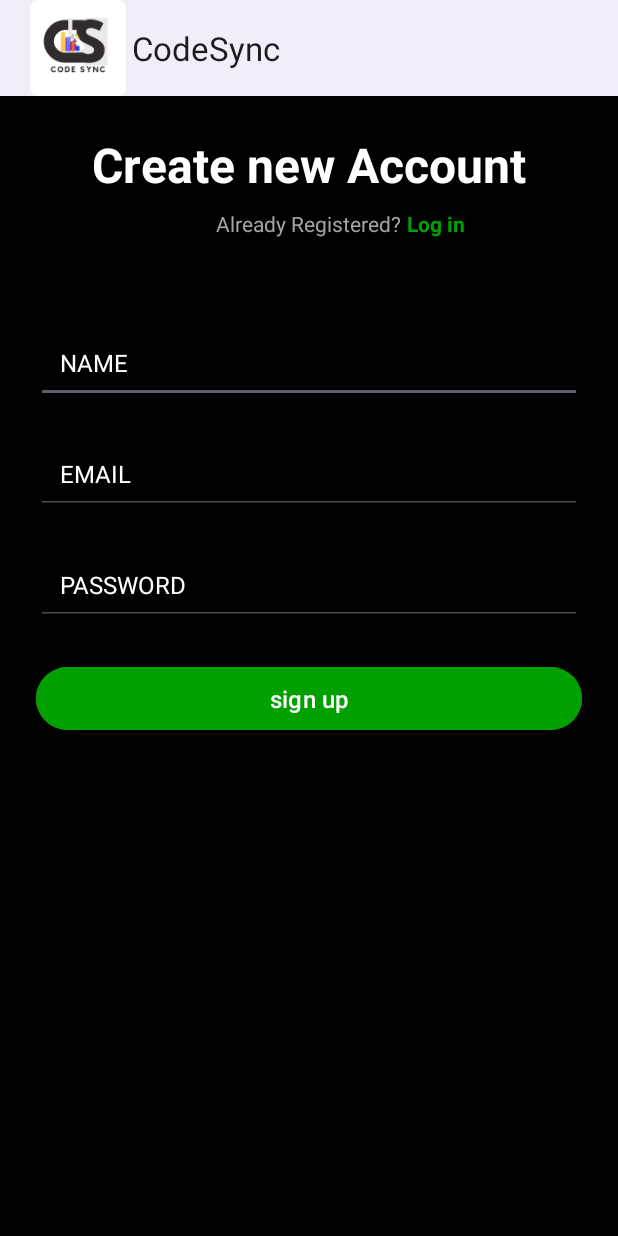
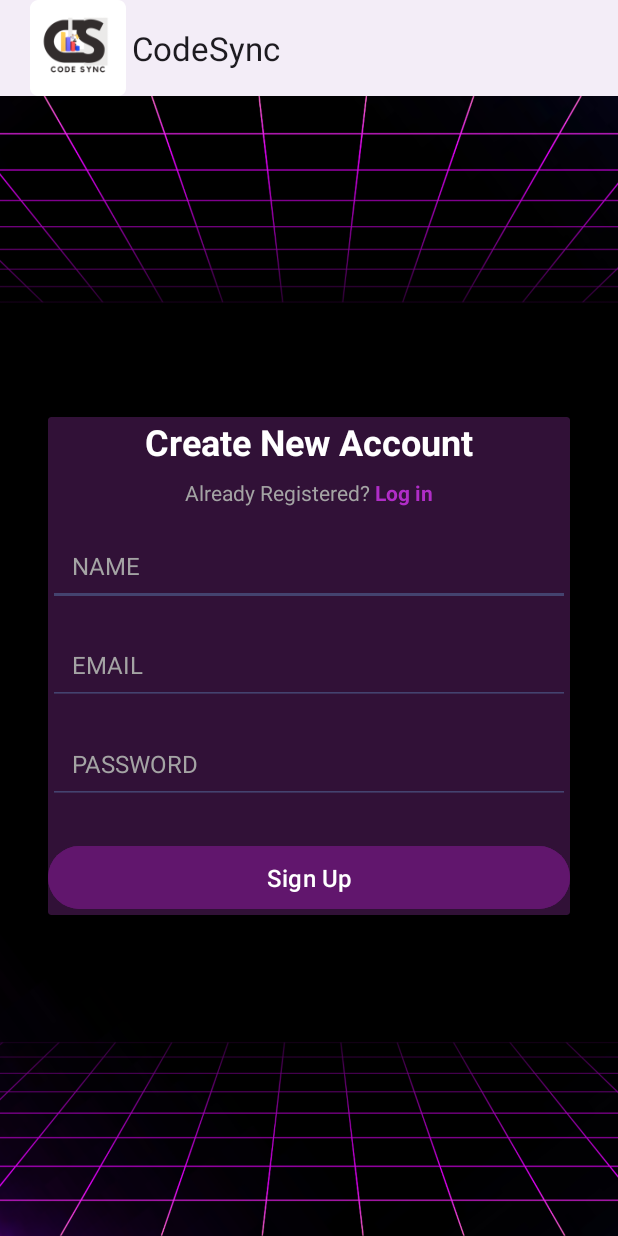
Before and after one commit to Suhaniparmar/Android-Project, an Android app: the screen it shows after launch (MainActivity), on a phone screen of 412 x 824 dp. Run offline under Robolectric (Android 15) with nearby library versions, the phone set to English and light mode, and no system bars.

Commit message:
UI_change

```diff
--- a/app/src/main/res/layout/activity_main.xml
+++ b/app/src/main/res/layout/activity_main.xml
@@ -1,108 +1,118 @@
-<?xml version="1.0" encoding="utf-8"?>
 <RelativeLayout xmlns:android="http://schemas.android.com/apk/res/android"
     android:layout_width="match_parent"
     android:layout_height="match_parent"
-    android:background="#000000"
+    android:background="@drawable/bg"
+    android:padding="16dp">
+
+    <!-- CardView for the form -->
+    <androidx.cardview.widget.CardView
+        android:layout_width="match_parent"
+        android:layout_height="wrap_content"
+        android:layout_margin="16dp"
+        android:layout_centerInParent="true"
+        android:backgroundTint="#311137"
         android:padding="24dp">
+
+        <LinearLayout
+            android:layout_width="match_parent"
+            android:layout_height="wrap_content"
+            android:orientation="vertical">
 
             <!-- Sign Up Title -->
             <TextView
                 android:id="@+id/Title1"
                 android:layout_width="wrap_content"
                 android:layout_height="wrap_content"
-        android:text="Create new Account"
+                android:text="Create New Account"
                 android:textColor="#FFFFFF"
-        android:textSize="32sp"
+                android:textSize="24sp"
                 android:textStyle="bold"
-        android:layout_alignParentTop="true"
-        android:layout_centerHorizontal="true" />
+                android:layout_gravity="center" />
 
             <!-- Already Registered text -->
+            <LinearLayout
+                android:layout_width="wrap_content"
+                android:layout_height="wrap_content"
+                android:orientation="horizontal"
+                android:layout_gravity="center"
+                android:layout_marginTop="8dp">
+
                 <TextView
                     android:id="@+id/alreadyRegisteredText1"
                     android:layout_width="wrap_content"
                     android:layout_height="wrap_content"
                     android:text="Already Registered?"
                     android:textColor="#A4A4A4"
-        android:textSize="14sp"
-        android:layout_below="@id/Title1"
-        android:layout_marginTop="8dp"
-        android:layout_centerHorizontal="true" />
+                    android:textSize="14sp" />
 
                 <!-- Log in Link -->
                 <TextView
-
                     android:id="@+id/loginLink1"
                     android:layout_width="wrap_content"
                     android:layout_height="wrap_content"
-        android:text="Log in"
-        android:textColor="#00A000"
+                    android:text=" Log in"
+                    android:textColor="#B02DC7"
+                    android:textStyle="bold"
                     android:textSize="14sp"
-        android:textStyle="bold"
                     android:clickable="true"
-        android:focusable="true"
-        android:layout_toRightOf="@id/alreadyRegisteredText1"
-        android:layout_below="@id/Title1"
-        android:layout_marginTop="8dp"
-        android:layout_marginStart="4dp"
-        android:layout_alignBaseline="@id/alreadyRegisteredText1" />
+                    android:focusable="true" />
+            </LinearLayout>
 
             <!-- Name Field -->
             <EditText
                 android:id="@+id/nameEditText1"
                 android:layout_width="match_parent"
                 android:layout_height="50dp"
-        android:layout_marginTop="60dp"
                 android:hint="NAME"
-
+                android:backgroundTint="#44436F"
                 android:padding="16dp"
                 android:textColor="#FFFFFF"
                 android:textSize="16sp"
-        android:layout_below="@id/loginLink1"
-        android:textColorHint="#FFFFFF" />
+                android:textColorHint="#A4A4A4"
+                android:layout_marginTop="16dp" />
 
             <!-- Email Field -->
             <EditText
                 android:id="@+id/emailEditText1"
                 android:layout_width="match_parent"
                 android:layout_height="50dp"
-        android:layout_marginTop="24dp"
                 android:hint="EMAIL"
-
+                android:backgroundTint="#44436F"
                 android:padding="16dp"
                 android:textColor="#FFFFFF"
                 android:textSize="16sp"
-        android:layout_below="@id/nameEditText1"
-        android:textColorHint="#FFFFFF"
-        android:inputType="textEmailAddress" />
+                android:textColorHint="#A4A4A4"
+                android:inputType="textEmailAddress"
+                android:layout_marginTop="16dp" />
 
             <!-- Password Field -->
             <EditText
                 android:id="@+id/passwordEditText1"
                 android:layout_width="match_parent"
                 android:layout_height="50dp"
-        android:layout_marginTop="24dp"
                 android:hint="PASSWORD"
-
+                android:backgroundTint="#44436F"
                 android:padding="16dp"
                 android:textColor="#FFFFFF"
                 android:textSize="16sp"
-        android:layout_below="@id/emailEditText1"
-        android:textColorHint="#FFFFFF"
-        android:inputType="textPassword" />
+                android:textColorHint="#A4A4A4"
+                android:inputType="textPassword"
+                android:layout_marginTop="16dp" />
 
             <!-- Sign Up Button -->
             <Button
                 android:id="@+id/signUpButton1"
                 android:layout_width="match_parent"
                 android:layout_height="50dp"
-        android:text="sign up"
+                android:text="Sign Up"
                 android:textColor="#FFFFFF"
                 android:textAllCaps="false"
+                android:backgroundTint="#61166D"
                 android:textSize="16sp"
-        android:backgroundTint="#00A000"
+                android:layout_marginTop="24dp" />
 
-        android:layout_marginTop="24dp"
-        android:layout_below="@id/passwordEditText1" />
+        </LinearLayout>
+
+    </androidx.cardview.widget.CardView>
 
 </RelativeLayout>
```
Also changed, not shown: app/src/main/res/layout/activity_login.xml (+58 -46 lines), app/src/main/res/layout/activity_quiz_assessment.xml (+19 -9 lines), app/src/main/res/layout/activity_quiz_home.xml (+4 -4 lines), app/src/main/res/drawable/bg.png (added), app/src/main/res/drawable/bg_home.jpg (added). Lines whose indentation alone changed are shown as unchanged.
